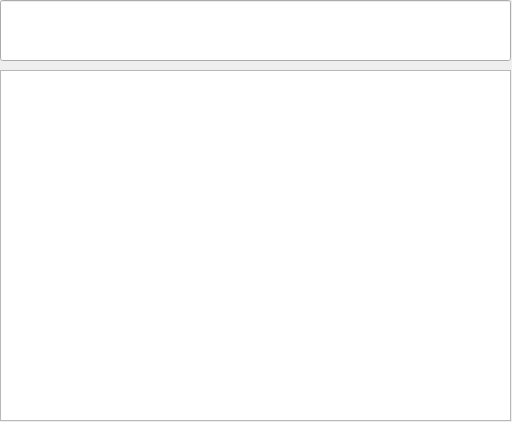
This is gui.ui in twright/C1000-Intelligent-Calculator as Qt 5 draws it before an edit. The edited form follows.
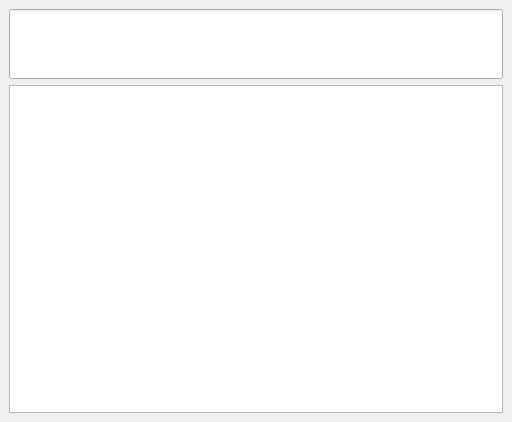
This is the edited form.

The edit to the form file:
```diff
--- a/gui.ui
+++ b/gui.ui
@@ -14,14 +14,30 @@
    <string>MainWindow</string>
   </property>
   <widget class="QWidget" name="centralwidget">
+   <layout class="QVBoxLayout" name="verticalLayout">
+    <item>
+     <widget class="QLineEdit" name="lineEdit">
+      <property name="minimumSize">
+       <size>
+        <width>0</width>
+        <height>70</height>
+       </size>
+      </property>
+      <property name="font">
+       <font>
+        <family>Inconsolata</family>
+        <pointsize>14</pointsize>
+       </font>
+      </property>
+     </widget>
+    </item>
+    <item>
    <widget class="QTextEdit" name="textEdit">
-    <property name="geometry">
-     <rect>
-      <x>0</x>
-      <y>70</y>
-      <width>511</width>
-      <height>351</height>
-     </rect>
+      <property name="font">
+       <font>
+        <family>Inconsolata</family>
+        <pointsize>14</pointsize>
+       </font>
     </property>
     <property name="autoFillBackground">
      <bool>false</bool>
@@ -33,26 +49,12 @@
      <string>&lt;!DOCTYPE HTML PUBLIC &quot;-//W3C//DTD HTML 4.0//EN&quot; &quot;http://www.w3.org/TR/REC-html40/strict.dtd&quot;&gt;
 &lt;html&gt;&lt;head&gt;&lt;meta name=&quot;qrichtext&quot; content=&quot;1&quot; /&gt;&lt;style type=&quot;text/css&quot;&gt;
 p, li { white-space: pre-wrap; }
-&lt;/style&gt;&lt;/head&gt;&lt;body style=&quot; font-family:'Ubuntu-Beta'; font-size:10pt; font-weight:400; font-style:normal;&quot;&gt;
+&lt;/style&gt;&lt;/head&gt;&lt;body style=&quot; font-family:'Inconsolata'; font-size:14pt; font-weight:400; font-style:normal;&quot;&gt;
 &lt;p style=&quot;-qt-paragraph-type:empty; margin-top:0px; margin-bottom:0px; margin-left:0px; margin-right:0px; -qt-block-indent:0; text-indent:0px;&quot;&gt;&lt;/p&gt;&lt;/body&gt;&lt;/html&gt;</string>
     </property>
    </widget>
-   <widget class="QLineEdit" name="lineEdit">
-    <property name="geometry">
-     <rect>
-      <x>0</x>
-      <y>0</y>
-      <width>511</width>
-      <height>61</height>
-     </rect>
-    </property>
-    <property name="font">
-     <font>
-      <family>Inconsolata</family>
-      <pointsize>14</pointsize>
-     </font>
-    </property>
-   </widget>
+    </item>
+   </layout>
   </widget>
  </widget>
  <resources/>
```
Left out of the diff: 25 changed lines with no effect on the pictures. Lines whose indentation alone changed are shown as unchanged.
